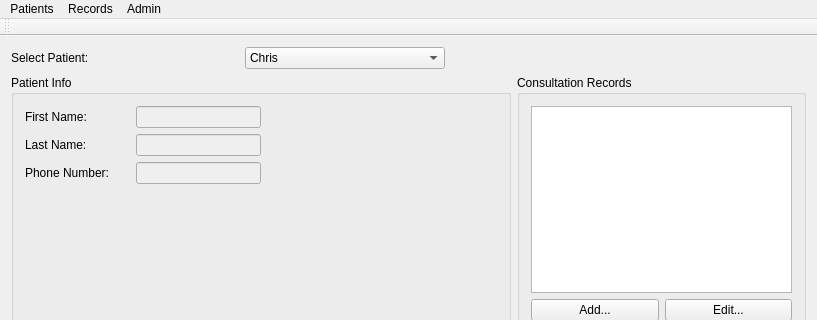
Qt form cuCareQtApp/CUCare/cucare.ui (chrispwright/comp3004cuCarePrivate) before a commit; both pictures show x 0 to 817 and y 0 to 320 of the 817 by 607 pixel window.
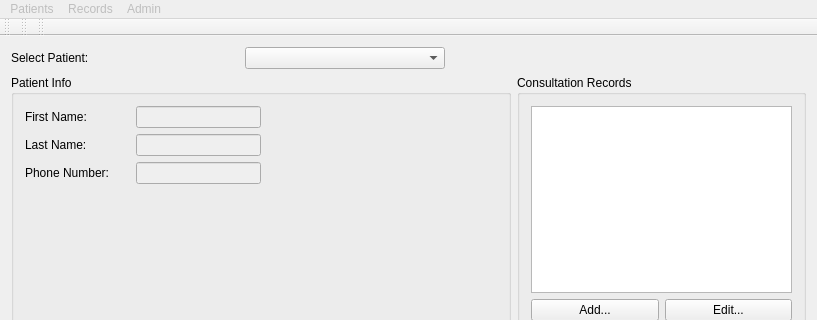
The same form after that commit.

The edit to the form file:
```diff
--- a/cuCareQtApp/CUCare/cucare.ui
+++ b/cuCareQtApp/CUCare/cucare.ui
@@ -36,16 +36,6 @@
         <height>16777215</height>
        </size>
       </property>
-      <item>
-       <property name="text">
-        <string>Chris</string>
-       </property>
-      </item>
-      <item>
-       <property name="text">
-        <string>Calvin</string>
-       </property>
-      </item>
      </widget>
     </item>
     <item row="1" column="0" colspan="2">
@@ -221,6 +211,9 @@
    <zorder>label</zorder>
   </widget>
   <widget class="QMenuBar" name="menuBar">
+   <property name="enabled">
+    <bool>false</bool>
+   </property>
    <property name="geometry">
     <rect>
      <x>0</x>
@@ -233,6 +226,9 @@
     <bool>false</bool>
    </property>
    <widget class="QMenu" name="menuFile">
+    <property name="enabled">
+     <bool>false</bool>
+    </property>
     <property name="title">
      <string>Patients</string>
     </property>
@@ -266,6 +262,28 @@
    </attribute>
   </widget>
   <widget class="QStatusBar" name="statusBar"/>
+  <widget class="QToolBar" name="toolBar">
+   <property name="windowTitle">
+    <string>toolBar</string>
+   </property>
+   <attribute name="toolBarArea">
+    <enum>TopToolBarArea</enum>
+   </attribute>
+   <attribute name="toolBarBreak">
+    <bool>false</bool>
+   </attribute>
+  </widget>
+  <widget class="QToolBar" name="toolBar_2">
+   <property name="windowTitle">
+    <string>toolBar_2</string>
+   </property>
+   <attribute name="toolBarArea">
+    <enum>TopToolBarArea</enum>
+   </attribute>
+   <attribute name="toolBarBreak">
+    <bool>false</bool>
+   </attribute>
+  </widget>
   <action name="actionAdd_Patient">
    <property name="text">
     <string>Add..</string>
```
Left out of the diff: 11 changed lines with no effect on the pictures.
